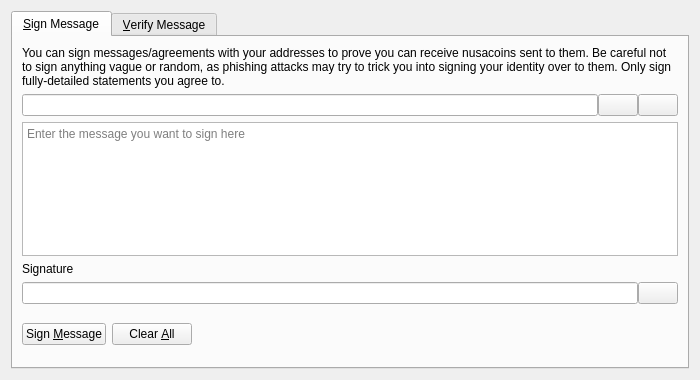
Qt form src/qt/forms/signverifymessagedialog.ui (TaobotX11/nusacoin) before a commit.
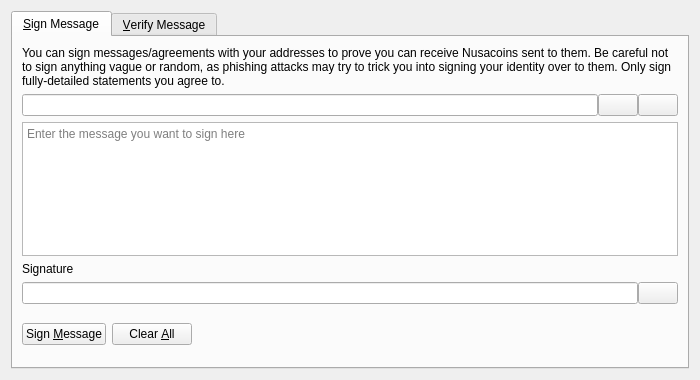
The same form after that commit. Icons and pictures are not drawn. Custom widgets are drawn as their Qt base class.

```diff
--- a/src/qt/forms/signverifymessagedialog.ui
+++ b/src/qt/forms/signverifymessagedialog.ui
@@ -30,7 +30,7 @@
        <item>
         <widget class="QLabel" name="infoLabel_SM">
          <property name="text">
-          <string>You can sign messages/agreements with your addresses to prove you can receive nusacoins sent to them. Be careful not to sign anything vague or random, as phishing attacks may try to trick you into signing your identity over to them. Only sign fully-detailed statements you agree to.</string>
+          <string>You can sign messages/agreements with your addresses to prove you can receive Nusacoins sent to them. Be careful not to sign anything vague or random, as phishing attacks may try to trick you into signing your identity over to them. Only sign fully-detailed statements you agree to.</string>
          </property>
          <property name="textFormat">
           <enum>Qt::PlainText</enum>
```
